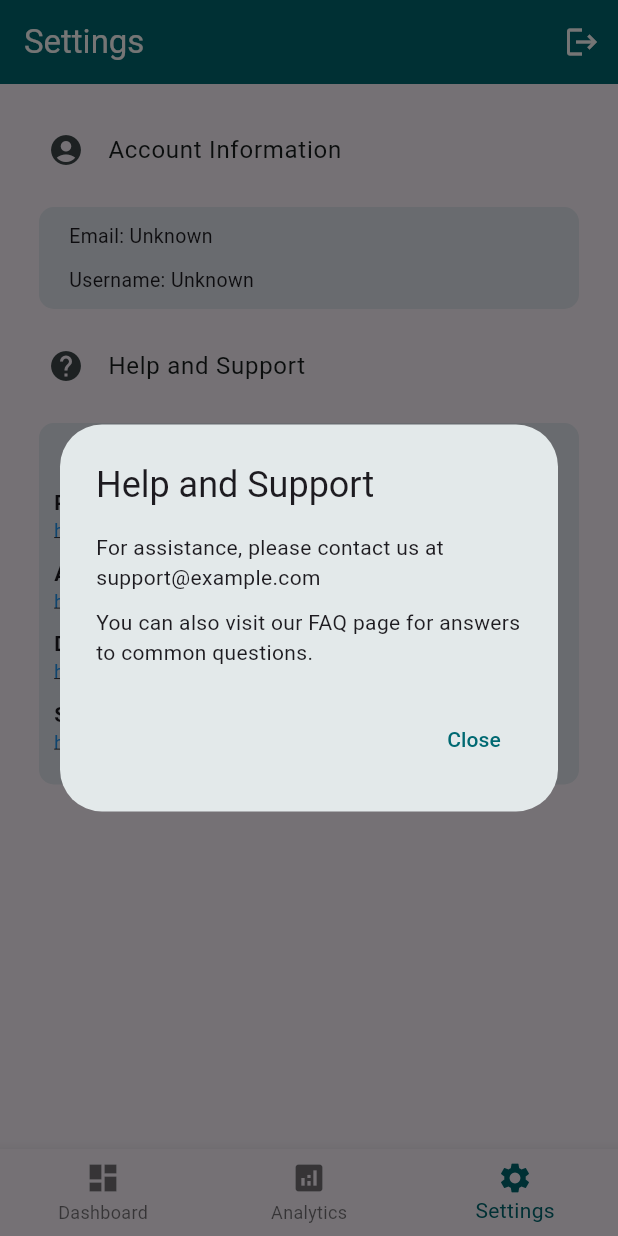
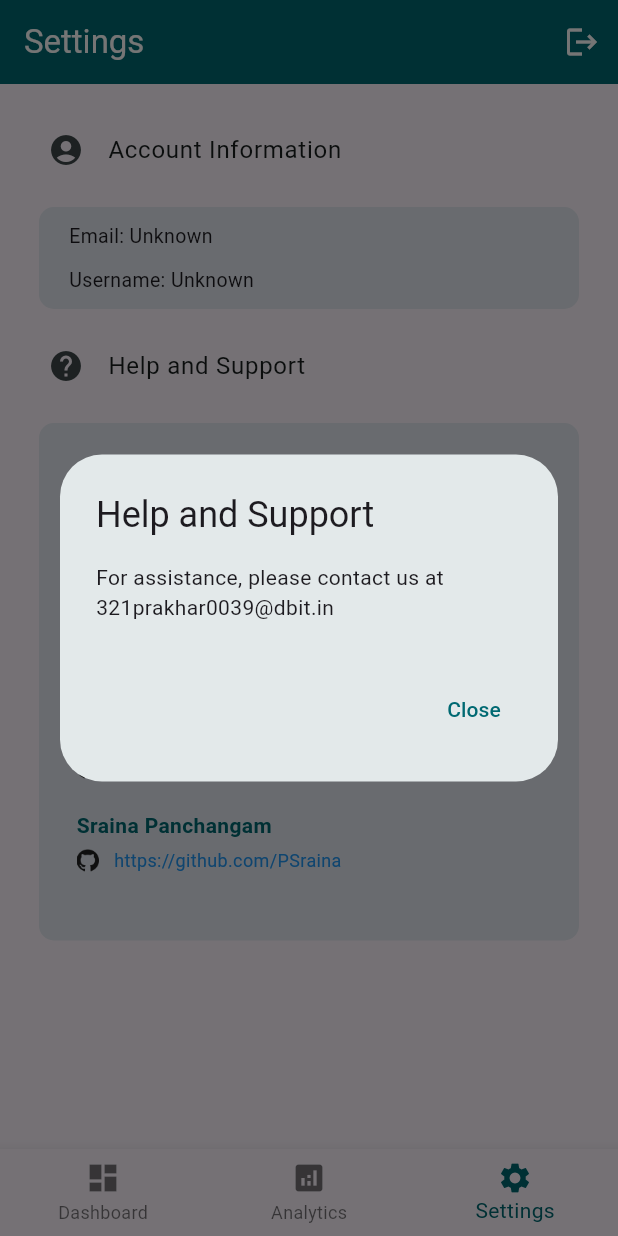
Before and after one commit to Prakhar29Sharma/Digital-Wellbeing, a Flutter app: the screen it shows once a user with an empty profile is signed in, item 3 of the bottom bar chosen, after a tap on "Account Information", after a tap on "Help and Support", on a phone screen of 412 x 824 dp. Run offline on Flutter 3.47's test engine with Material 3 defaults, Android fonts, the phone set to English and light mode, and no system bars; our stand-ins replace firebase_auth, firebase_core, fl_chart, flutter_spinkit, pie_chart, timezone; missing offline and left inert: usage_stats; accounts and stored records are empty.

Commit message:
added app icon and changed setting UI

```diff
--- a/lib/main.dart
+++ b/lib/main.dart
@@ -1,11 +1,7 @@
 import 'package:digital_wellbeing/screens/splash_screen.dart';
 import 'package:flutter/material.dart';
-import 'package:digital_wellbeing/screens/auth.dart';
 import 'package:firebase_core/firebase_core.dart';
 import 'firebase_options.dart';
-import 'package:firebase_auth/firebase_auth.dart';
-import 'screens/home.dart';
-import 'package:digital_wellbeing/service/event_stats/event_stats.dart';
 
 
 void main() async {
@@ -28,7 +24,7 @@ class MyApp extends StatelessWidget {
           seedColor: const Color.fromARGB(255, 224, 247, 250),
         ),
       ),
-      home: SplashScreen(),
+      home: const SplashScreen(),
     );
   }
 }
--- a/lib/screens/analytics.dart
+++ b/lib/screens/analytics.dart
@@ -3,7 +3,6 @@ import 'package:digital_wellbeing/service/format_time.dart';
 import 'package:digital_wellbeing/service/usage_stats/usage_stats.dart';
 import 'package:digital_wellbeing/components/bar_chart/bar_graph.dart';
 import 'package:digital_wellbeing/service/event_stats/event_stats.dart';
-import 'package:flutter/widgets.dart';
 
 class AnalyticsPage extends StatefulWidget {
   const AnalyticsPage({Key? key}) : super(key: key);
@@ -105,7 +104,7 @@ class _AnalyticsPageState extends State<AnalyticsPage> {
                       return Text('Error: ${snapshot.error}');
                     } else if (snapshot.hasData) {
                       // Display bar chart with weekly app usage data
-                      print(snapshot.data!);
+                      // print(snapshot.data!);
                       return Container(
                         height: 220,
                         padding: const EdgeInsets.symmetric(horizontal: 10, vertical: 10),
--- a/lib/screens/app_stats.dart
+++ b/lib/screens/app_stats.dart
@@ -127,7 +127,7 @@ class _AppScreenTimePageState extends State<AppScreenTimePage> {
                       return Text('Error: ${snapshot.error}');
                     } else if (snapshot.hasData) {
                       // Display bar chart with weekly app usage data
-                      print(snapshot.data!);
+                      // print(snapshot.data!);
                       return Container(
                         height: 220,
                         padding: const EdgeInsets.symmetric(horizontal: 10, vertical: 10),
@@ -184,9 +184,9 @@ class _AppScreenTimePageState extends State<AppScreenTimePage> {
                               return const CircularProgressIndicator();
                             }
                             else if (snapshot.data!.isEmpty) {
-                              return Text(
+                              return const Text(
                                 'No data available',
-                                style: const TextStyle(
+                                style: TextStyle(
                                   fontSize: 18,
                                   fontWeight: FontWeight.bold,
                                 )
--- a/lib/screens/settings.dart
+++ b/lib/screens/settings.dart
@@ -83,8 +83,8 @@ class _SettingsPageState extends State<SettingsPage> {
             children: <Widget>[
               // Account Settings
               ListTile(
-                title: Text('Account Information'),
-                leading: Icon(Icons.account_circle),
+                title: const Text('Account Information'),
+                leading: const Icon(Icons.account_circle),
                 onTap: () {
                   setState(() {
                     _showAccountInfo = !_showAccountInfo;
@@ -94,7 +94,6 @@ class _SettingsPageState extends State<SettingsPage> {
               // Display Account Information if _showAccountInfo is true
               if (_showAccountInfo)
                 Container(
-                  margin: EdgeInsets.all(10),
                   decoration: BoxDecoration(
                     color: Theme.of(context)
                         .colorScheme
@@ -102,44 +101,44 @@ class _SettingsPageState extends State<SettingsPage> {
                         .withOpacity(0.1),
                     borderRadius: BorderRadius.circular(10),
                   ),
-                  padding: EdgeInsets.symmetric(vertical: 10, horizontal: 20),
+                  margin: const EdgeInsets.all(10),
+                  padding: const EdgeInsets.symmetric(vertical: 10, horizontal: 20),
                   child: Column(
                     crossAxisAlignment: CrossAxisAlignment.stretch,
                     children: [
                       Text(
                         'Email: ${widget.user?.email ?? "Unknown"}',
-                        style: TextStyle(fontSize: 13),
+                        style: const TextStyle(fontSize: 13),
                       ),
-                      SizedBox(height: 10),
+                      const SizedBox(height: 10),
                       Text(
                         'Username: ${widget.user?.displayName ?? "Unknown"}',
-                        style: TextStyle(fontSize: 13),
+                        style: const TextStyle(fontSize: 13),
                       ),
                     ],
                   ),
                 ),
               // Help and Support
               ListTile(
-                title: Text('Help and Support'),
-                leading: Icon(Icons.help),
+                title: const Text('Help and Support'),
+                leading: const Icon(Icons.help),
                 onTap: () {
                   showDialog(
                     context: context,
                     builder: (BuildContext context) {
                       return AlertDialog(
-                        title: Text('Help and Support'),
-                        content: SingleChildScrollView(
+                        title: const Text('Help and Support'),
+                        content: const SingleChildScrollView(
                           child: ListBody(
                             children: [
-                              Text('For assistance, please contact us at support@example.com'),
+                              Text('For assistance, please contact us at 321prakhar0039@dbit.in'),
                               SizedBox(height: 10),
-                              Text('You can also visit our FAQ page for answers to common questions.'),
                             ],
                           ),
                         ),
                         actions: <Widget>[
                           TextButton(
-                            child: Text('Close'),
+                            child: const Text('Close'),
                             onPressed: () {
                               Navigator.of(context).pop();
                             },
@@ -152,12 +151,12 @@ class _SettingsPageState extends State<SettingsPage> {
               ),
               // Developer Credentials
               Container(
-                margin: EdgeInsets.all(10),
+                margin: const EdgeInsets.all(10),
                 child: Column(
                   crossAxisAlignment: CrossAxisAlignment.stretch,
                   children: [
                     Container(
-                      padding: EdgeInsets.all(10),
+                      padding: const EdgeInsets.all(25),
                       decoration: BoxDecoration(
                         color: Theme.of(context)
                             .colorScheme
@@ -166,31 +165,46 @@ class _SettingsPageState extends State<SettingsPage> {
                         borderRadius: BorderRadius.circular(10),
                       ),
                       child: Column(
+                        mainAxisAlignment: MainAxisAlignment.center,
                         crossAxisAlignment: CrossAxisAlignment.start,
                         children: [
                           Center(
-                            child: Text('Developer Credentials', style: TextStyle(fontSize: 16, fontWeight: FontWeight.bold,color:Theme.of(context)
+                            child: Text('Developer Credits', style: TextStyle(fontSize: 18, fontWeight: FontWeight.bold, color:Theme.of(context)
                                 .colorScheme
                                 .primary
                                 .withOpacity(1.0), )),
                           ),
-                          SizedBox(height: 10),
+                          const SizedBox(height: 5),
+                          const Divider(),
                           for (var developer in developers)
                             Column(
                               crossAxisAlignment: CrossAxisAlignment.start,
                               children: [
-                                Text(developer['name']!, style: TextStyle(fontSize: 14, fontWeight: FontWeight.bold, )),
+                                Text(developer['name']!, style: TextStyle(fontSize: 14, fontWeight: FontWeight.bold, color:Theme.of(context).colorScheme.primary.withOpacity(1.0),)),
+                                const SizedBox(
+                                  height: 5,
+                                ),
                                 GestureDetector(
                                   onTap: () {
                                     // Launch the GitHub URL
-                                    launch(developer['github']!);
+                                    launchUrl(developer['github']! as Uri);
                                   },
-                                  child: Text(
-                                    developer['github']!,
-                                    style: TextStyle(fontSize: 12, color: Colors.blue, decoration: TextDecoration.underline),
+                                  child: Row(
+                                    children: [
+                                      Image.asset(
+                                        "assets/apps/github.png", width: 15,
+                                      ),
+                                      const SizedBox(
+                                        width: 10,
+                                      ),
+                                      Text(
+                                        developer['github']!,
+                                        style: const TextStyle(fontSize: 12, color: Colors.blue),
+                                      ),
+                                    ],
                                   ),
                                 ),
-                                SizedBox(height: 10),
+                                const SizedBox(height: 20),
                               ],
                             ),
                         ],
--- a/lib/screens/splash_screen.dart
+++ b/lib/screens/splash_screen.dart
@@ -18,7 +18,7 @@ class _SplashScreenState extends State<SplashScreen> with SingleTickerProviderSt
     super.initState();
     SystemChrome.setEnabledSystemUIMode(SystemUiMode.immersive);
 
-    Future.delayed(Duration(seconds: 5), () {
+    Future.delayed(const Duration(seconds: 5), () {
       Navigator.of(context).pushReplacement(MaterialPageRoute(
         builder: (_) => StreamBuilder(
           stream: FirebaseAuth.instance.authStateChanges(),
@@ -63,8 +63,8 @@ class _SplashScreenState extends State<SplashScreen> with SingleTickerProviderSt
               color: Colors.white,
 
             ),
-            SizedBox(height: 10),
-            Center(
+            const SizedBox(height: 10),
+            const Center(
               child: SpinKitThreeBounce(
                 color: Colors.white, // Color of the dots
                 size: 40.0, // Size of the dots
```
Also changed, not shown: pubspec.yaml (+20 -2 lines), assets/icon/icon.png (added), assets/icon/logo2.png (renamed from assets/images/logo2.png), assets/images/appicon1.png (deleted), pubspec.lock, 32 other files.
